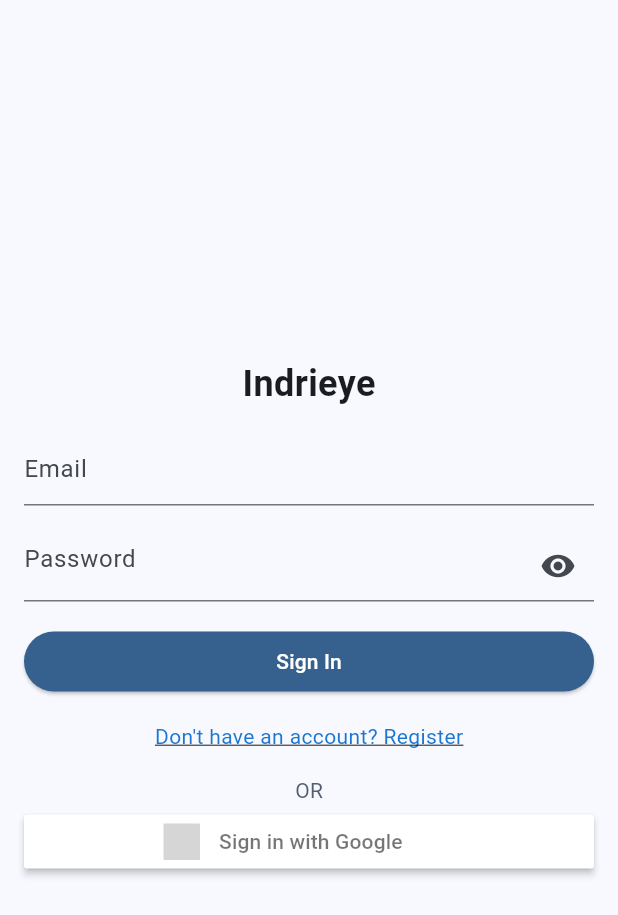
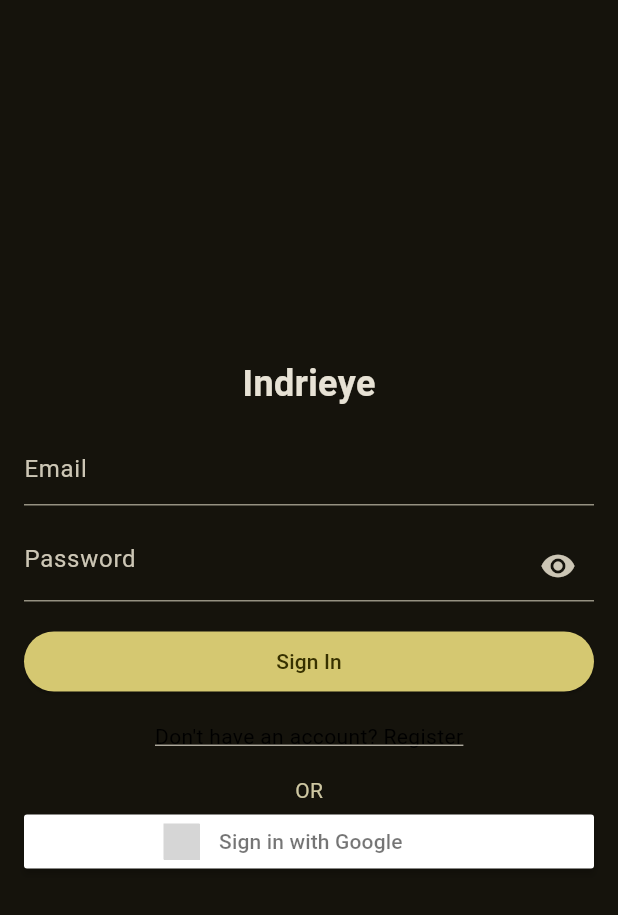
Before and after one commit to Khusyasy/Indrieye, a Flutter app: the screen it shows after launch, on a phone screen of 412 x 824 dp. Shown: the top 915 px of the screen. Run offline on Flutter 3.47's test engine with Material 3 defaults, Android fonts, the phone set to English and light mode, and no system bars; our stand-ins replace camera, firebase_auth, firebase_core, flutter_signin_button; missing offline and left inert: accessibility_tools, flutter_tflite; accounts and stored records are empty; grey boxes are pictures that could not be loaded.

Commit message:
chore: basic theme color

```diff
--- a/lib/main.dart
+++ b/lib/main.dart
@@ -26,7 +26,11 @@ class MainApp extends StatelessWidget {
   Widget build(BuildContext context) {
     return MaterialApp(
       theme: ThemeData(
-        colorSchemeSeed: Colors.blue,
+        colorScheme: ColorScheme.fromSeed(
+          seedColor: const Color(0xFFFFE924),
+          brightness: Brightness.dark,
+          background: Colors.black,
+        ),
       ),
       initialRoute: initialRoute,
       routes: {
```
